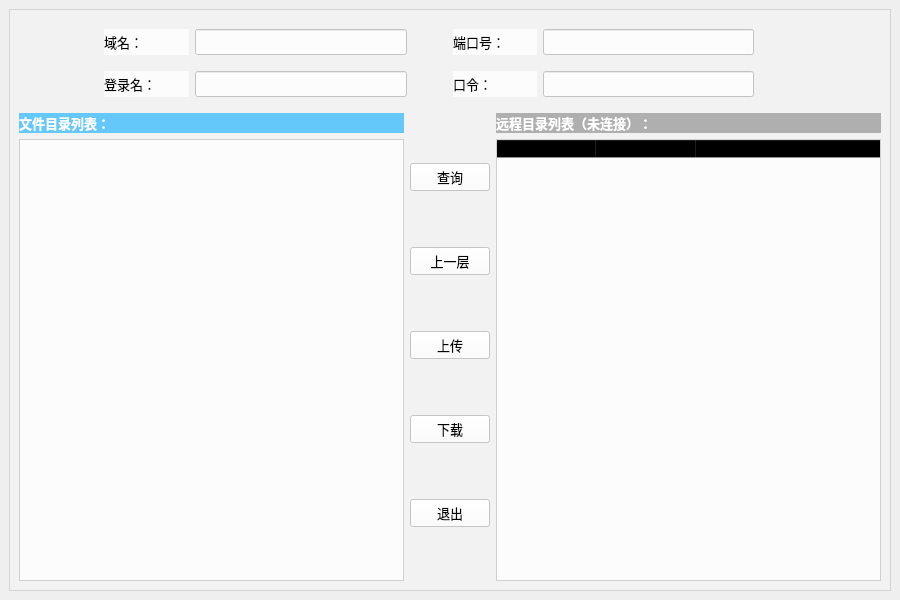
Above: STATUS/client.ui from cylqqqcyl/WHU_FTP before the change. Below: the same form after it.
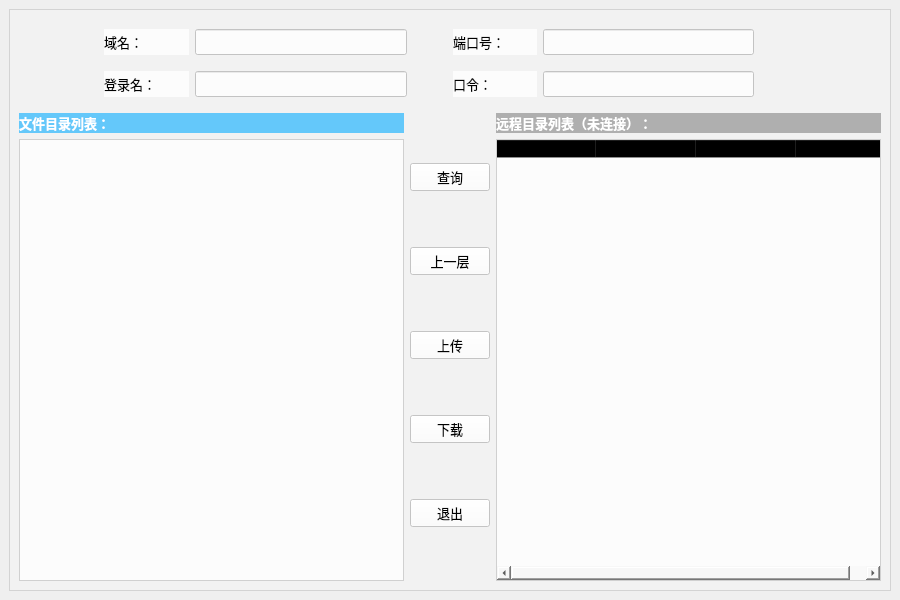
That is the form after the change. Icons and pictures are not drawn.

What changed in the file:
```diff
--- a/STATUS/client.ui
+++ b/STATUS/client.ui
@@ -223,8 +223,14 @@
               <string notr="true">background-color: rgba(255, 255, 255, 200);</string>
              </property>
              <property name="columnCount">
-              <number>3</number>
+              <number>4</number>
              </property>
+             <attribute name="headerCascadingSectionResizes">
+              <bool>false</bool>
+             </attribute>
+             <attribute name="headerDefaultSectionSize">
+              <number>100</number>
+             </attribute>
              <column>
               <property name="text">
                <string>Name</string>
@@ -240,6 +246,11 @@
                <string>Type</string>
               </property>
              </column>
+             <column>
+              <property name="text">
+               <string>Date Modified</string>
+              </property>
+             </column>
             </widget>
            </item>
           </layout>
```
Left out of the diff: 3 changed lines with no effect on the pictures.
